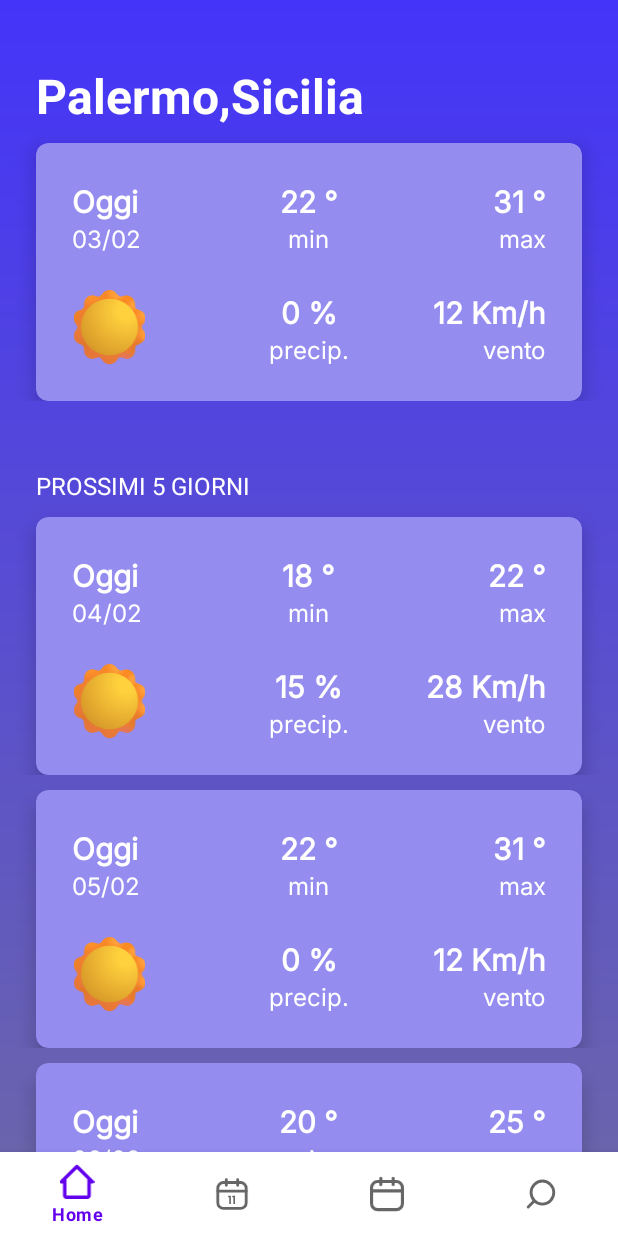
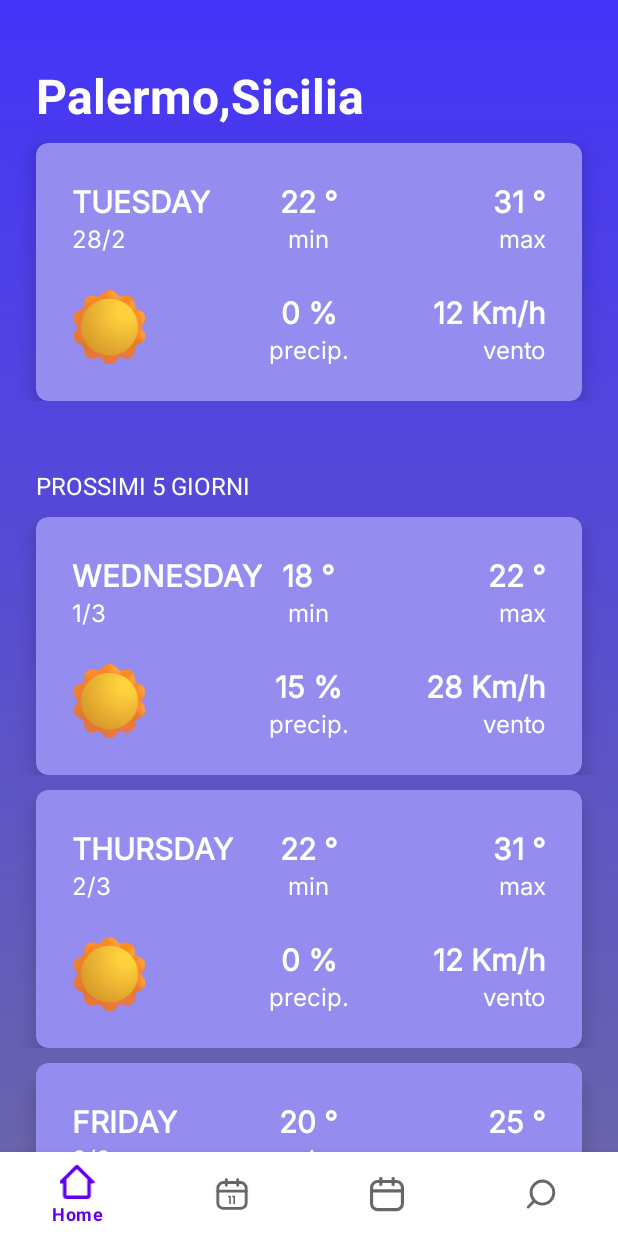
Before and after one commit to develhope/forecast_app_android3_team1, an Android app: the screen it shows after launch (MainActivity), on a phone screen of 412 x 824 dp. Run offline under Robolectric (Android 15) with nearby library versions, the phone set to English and light mode, and no system bars; our stand-ins replace navigation-ui.

Commit message:
fix offset data time

```diff
--- a/app/src/main/java/co/develhope/meteoapp/data/Datasource.kt
+++ b/app/src/main/java/co/develhope/meteoapp/data/Datasource.kt
@@ -11,6 +11,7 @@ import co.develhope.meteoapp.data.domainmodel.WeatherCondition
 import co.develhope.meteoapp.ui.adapter.searchscreen.SearchScreenItems
 import org.threeten.bp.OffsetDateTime
 import java.util.Date
+import kotlin.time.Duration
 import kotlin.time.Duration.Companion.days
 
 
@@ -20,7 +21,7 @@ object Datasource {
         return listOf<DailyForecastSummary>(
             DailyForecastSummary(
                 place = Place(city = "Palermo", region = "Sicilia", lat = 0.0, log = 0.0),
-                date ="03/02",
+                date = OffsetDateTime.now(),
                 forecast = Forecast(
                     minTemp = 22,
                     maxTemp = 31,
@@ -31,7 +32,7 @@ object Datasource {
             ),
             DailyForecastSummary(
                 place = Place(city = "Palermo", region = "Sicilia", lat = 0.0, log = 0.0),
-                date = "04/02",
+                date = OffsetDateTime.now().plusDays(1),
                 forecast = Forecast(
                     minTemp = 18,
                     maxTemp = 22,
@@ -42,7 +43,7 @@ object Datasource {
             ),
             DailyForecastSummary(
                 place = Place(city = "Palermo", region = "Sicilia", lat = 0.0, log = 0.0),
-                date = "05/02",
+                date = OffsetDateTime.now().plusDays(2),
                 forecast = Forecast(
                     minTemp = 22,
                     maxTemp = 31,
@@ -53,7 +54,7 @@ object Datasource {
             ),
             DailyForecastSummary(
                 place = Place(city = "Palermo", region = "Sicilia", lat = 0.0, log = 0.0),
-                date = "06/02",
+                date = OffsetDateTime.now().plusDays(3),
                 forecast = Forecast(
                     minTemp = 20,
                     maxTemp = 25,
@@ -64,7 +65,7 @@ object Datasource {
             ),
             DailyForecastSummary(
                 place = Place(city = "Palermo", region = "Sicilia", lat = 0.0, log = 0.0),
-                date = "07/02",
+                date = OffsetDateTime.now().plusDays(4),
                 forecast = Forecast(
                     minTemp = 24,
                     maxTemp = 30,
@@ -75,7 +76,7 @@ object Datasource {
             ),
             DailyForecastSummary(
                 place = Place(city = "Palermo", region = "Sicilia", lat = 0.0, log = 0.0),
-                date = "08/02",
+                date = OffsetDateTime.now().plusDays(5),
                 forecast = Forecast(
                     minTemp = 27,
                     maxTemp = 31,
--- a/app/src/main/java/co/develhope/meteoapp/data/domainmodel/DailyForecastSummary.kt
+++ b/app/src/main/java/co/develhope/meteoapp/data/domainmodel/DailyForecastSummary.kt
@@ -1,9 +1,12 @@
 package co.develhope.meteoapp.data.domainmodel
 
+import co.develhope.meteoapp.network.OffsetDateTimeTypeAdapter
+import org.threeten.bp.OffsetDateTime
+import java.time.format.DateTimeFormatter
 
 
 data class DailyForecastSummary(
     val place: Place,
-    val date: String,
+    val date: OffsetDateTime,
     val forecast: Forecast
 )
--- a/app/src/main/java/co/develhope/meteoapp/ui/adapter/homescreen/CardViewHolder.kt
+++ b/app/src/main/java/co/develhope/meteoapp/ui/adapter/homescreen/CardViewHolder.kt
@@ -3,11 +3,13 @@ package co.develhope.meteoapp.ui.adapter.homescreen
 import androidx.recyclerview.widget.RecyclerView
 import co.develhope.meteoapp.R
 import co.develhope.meteoapp.databinding.CardHomeScreenBinding
+import co.develhope.meteoapp.network.OffsetDateTimeTypeAdapter
+import kotlin.time.Duration.Companion.days
 
 class CardViewHolder(private val binding: CardHomeScreenBinding) : RecyclerView.ViewHolder(binding.root) {
     fun bind(cardDetail: HomeScreenItems.Forecast, position: Int, listener: OnClickCardItem) {
-        binding.dayCard.text = "Oggi"
-        binding.dateCard.text = itemView.context.getString(R.string.date, cardDetail.forecastSummary.date)
+        binding.dayCard.text = itemView.context.getString(R.string.today, cardDetail.forecastSummary.date.dayOfWeek.name)
+        binding.dateCard.text = itemView.context.getString(R.string.date, cardDetail.forecastSummary.date.dayOfMonth.toString(), cardDetail.forecastSummary.date.monthValue.toString())
         binding.minTempCard.text = itemView.context.getString(R.string.tempMin, cardDetail.forecastSummary.forecast.minTemp.toString())
         binding.maxTempCard.text = itemView.context.getString(R.string.tempMax, cardDetail.forecastSummary.forecast.maxTemp.toString())
         binding.rainfallPercent.text = itemView.context.getString(R.string.rainfallPercent, cardDetail.forecastSummary.forecast.rainfall.toString())
--- a/app/src/main/res/values/strings.xml
+++ b/app/src/main/res/values/strings.xml
@@ -5,7 +5,7 @@
     <string name="search_bar_hint">Cerca città</string>
     <string name="ricerche_recenti">Ricerche Recenti</string>
     <string name="today">%s</string>
-    <string name="date">%s</string>
+    <string name="date">%s/%s</string>
     <string name="tempMax">%s °</string>
     <string name="text_temp1">min</string>
     <string name="tempMin">%s °</string>
```
